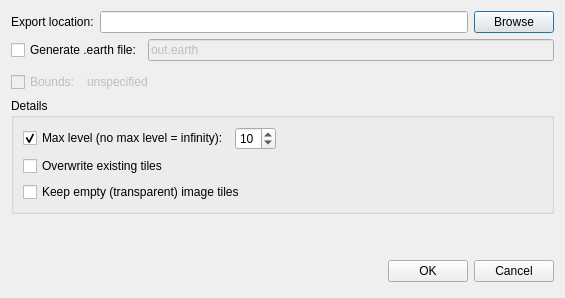
First picture: the form in src/applications/osgearth_package_qt/ExportDialog.ui, repository gwaldron/osgearth, before the edit.
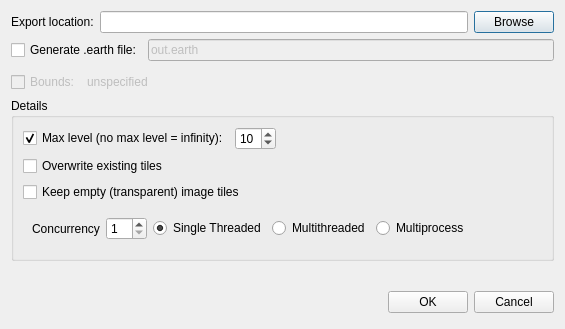
Second picture: the form after the edit.

Commit message: Added multithreaded and multiprocess seeding to osgearth_package_qt

```diff
--- a/src/applications/osgearth_package_qt/ExportDialog.ui
+++ b/src/applications/osgearth_package_qt/ExportDialog.ui
@@ -7,7 +7,7 @@
     <x>0</x>
     <y>0</y>
     <width>565</width>
-    <height>298</height>
+    <height>329</height>
    </rect>
   </property>
   <property name="windowTitle">
@@ -199,6 +199,66 @@
         </item>
        </layout>
       </item>
+      <item>
+       <widget class="QWidget" name="widget" native="true">
+        <layout class="QHBoxLayout" name="horizontalLayout_4">
+         <item>
+          <widget class="QLabel" name="label_2">
+           <property name="text">
+            <string>Concurrency</string>
+           </property>
+          </widget>
+         </item>
+         <item>
+          <widget class="QSpinBox" name="concurrencySpinBox">
+           <property name="enabled">
+            <bool>true</bool>
+           </property>
+           <property name="minimum">
+            <number>1</number>
+           </property>
+          </widget>
+         </item>
+         <item>
+          <widget class="QRadioButton" name="rbModeSingle">
+           <property name="text">
+            <string>Single Threaded</string>
+           </property>
+           <property name="checked">
+            <bool>true</bool>
+           </property>
+          </widget>
+         </item>
+         <item>
+          <widget class="QRadioButton" name="rbModeMT">
+           <property name="text">
+            <string>Multithreaded</string>
+           </property>
+          </widget>
+         </item>
+         <item>
+          <widget class="QRadioButton" name="rbModeMP">
+           <property name="text">
+            <string>Multiprocess</string>
+           </property>
+          </widget>
+         </item>
+         <item>
+          <spacer name="horizontalSpacer_2">
+           <property name="orientation">
+            <enum>Qt::Horizontal</enum>
+           </property>
+           <property name="sizeHint" stdset="0">
+            <size>
+             <width>40</width>
+             <height>20</height>
+            </size>
+           </property>
+          </spacer>
+         </item>
+        </layout>
+       </widget>
+      </item>
      </layout>
     </widget>
    </item>
```
The commit also changes 10 other files.
